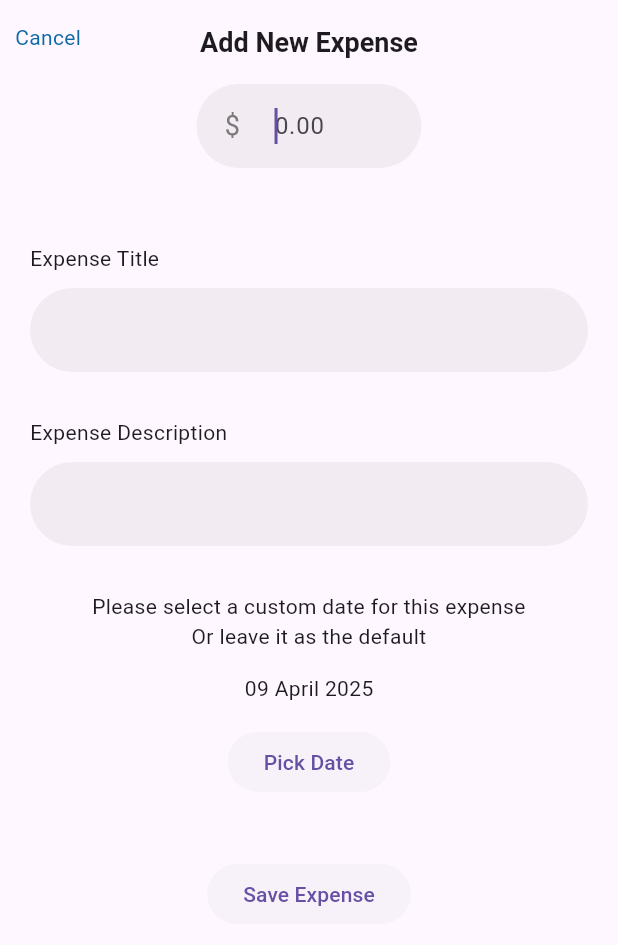
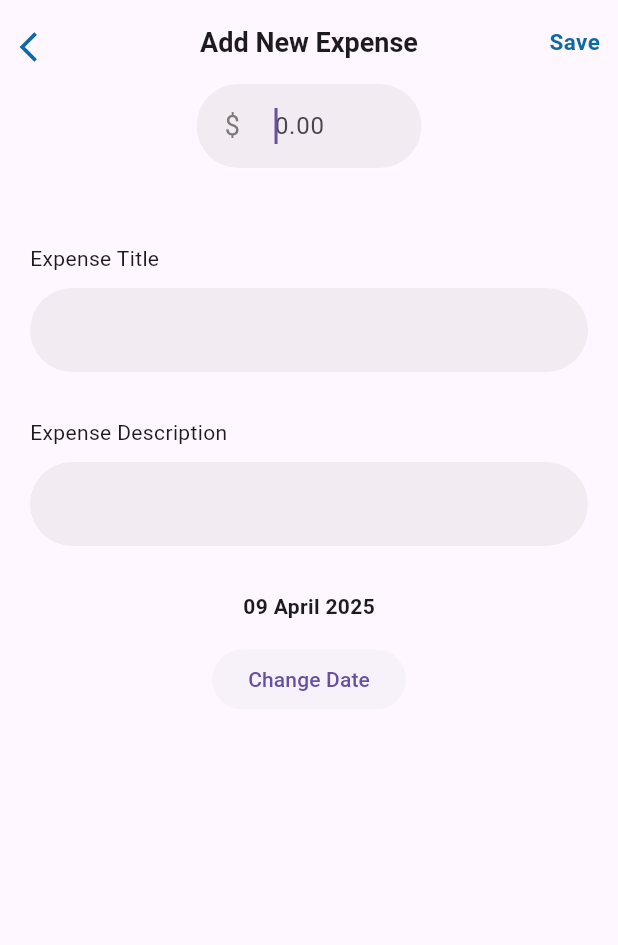
Before and after one commit to ankit-kr-codes/Expen, a Flutter app: the AddExpense screen opened by its route, on a phone screen of 412 x 824 dp. Shown: the top 945 px of the screen. Run offline on Flutter 3.47's test engine with Material 3 defaults, Android fonts, the phone set to English and light mode, and no system bars; our stand-ins replace fl_chart, go_router, hive_flutter, package_info_plus, shared_preferences; missing offline and left inert: flutter_material_pickers; accounts and stored records are empty.

Commit message:
Changed save button to enhance user experience

```diff
--- a/lib/pages/add_expense.dart
+++ b/lib/pages/add_expense.dart
@@ -59,16 +59,88 @@ class _AddExpenseState extends State<AddExpense> {
         leading: GestureDetector(
           onTap: () => context.pop(),
           child: Padding(
-            padding: const EdgeInsets.only(top: 15, left: 10),
-            child: Text("Cancel", style: TextStyle(color: AppColors.blue)),
+            padding: const EdgeInsets.only(top: 6),
+            child: Icon(Icons.arrow_back_ios, color: AppColors.blue),
           ),
         ),
-        leadingWidth: 70,
+        leadingWidth: 50,
         centerTitle: true,
         title: const Text(
           "Add New Expense",
           style: TextStyle(fontSize: 18, fontWeight: FontWeight.bold),
         ),
+        actions: [
+          //Saving expense data
+          GestureDetector(
+            onTap: () {
+              //Check if the textfield is empty or not
+              if (numController.text.isNotEmpty) {
+                double? amount = double.tryParse(numController.text);
+                String title = titleController.text;
+                String subtitle = subTitleController.text;
+
+                if (amount != null) {
+                  selectedDate ??= todaysDate;
+                  amountProvider.addAmount(
+                    title,
+                    subtitle,
+                    amount,
+                    selectedDate!,
+                  ); //NEW - DEV AIDAN H - PASSING NEW DATE TO PROVIDER
+                  context.pop();
+                  //User will go to home screen and get a dialog box to notify that expense is added
+                  showDialog<String>(
+                    context: context,
+                    builder:
+                        (BuildContext context) => AlertDialog(
+                          title: const Text('Amount added'),
+                          content: const Text(
+                            "Your expense has been added successfully!\n\nLong press to delete it.",
+                          ),
+                          actions: <Widget>[
+                            TextButton(
+                              onPressed: () => context.pop(),
+                              child: const Text('OK'),
+                            ),
+                          ],
+                        ),
+                  );
+                } else {
+                  //Inform user that entered amount is invalid (means it's not a double value)
+                  ScaffoldMessenger.of(context).showSnackBar(
+                    const SnackBar(
+                      content: Text("Please enter a valid amount"),
+                      showCloseIcon: true,
+                      duration: Duration(seconds: 1),
+                    ),
+                  );
+                }
+                numController.clear(); // This will clear the textfield
+                titleController.clear(); // This will clear the textfield
+              } else {
+                //If textfield is empty then user will get this snackbar
+                ScaffoldMessenger.of(context).showSnackBar(
+                  const SnackBar(
+                    content: Text(
+                      "Please enter an amount. Amount cannot be empty.",
+                    ),
+                    showCloseIcon: true,
+                    duration: Duration(seconds: 1),
+                  ),
+                );
+              }
+            },
+            child: Text(
+              "Save",
+              style: TextStyle(
+                fontSize: 15,
+                color: AppColors.blue,
+                fontWeight: FontWeight.bold,
+              ),
+            ),
+          ),
+          const SizedBox(width: 12),
+        ],
       ),
       body: SingleChildScrollView(
         //NEW - DEV AIDAN H - MAKES THE UI SCROLLABLE TO FIX SCREEN OVERFLOW
@@ -154,15 +226,16 @@ class _AddExpenseState extends State<AddExpense> {
               Column(
                 mainAxisAlignment: MainAxisAlignment.center,
                 children: [
-                  const Text(
-                    "Please select a custom date for this expense\nOr leave it as the default",
-                    textAlign: TextAlign.center,
-                  ),
-                  const SizedBox(height: 15),
+                  // const Text(
+                  //   "Please select a custom date for this expense\nOr leave it as the default",
+                  //   textAlign: TextAlign.center,
+                  // ),
+                  // const SizedBox(height: 15),
                   Text(
                     selectedDate != null
                         ? DateFormat('dd MMMM yyyy').format(selectedDate!)
                         : DateFormat('dd MMMM yyyy').format(todaysDate),
+                    style: const TextStyle(fontWeight: FontWeight.bold),
                   ),
                   const SizedBox(height: 15),
                   ElevatedButton(
@@ -173,79 +246,11 @@ class _AddExpenseState extends State<AddExpense> {
                         AppColors.transparent,
                       ),
                     ),
-                    child: const Text("Pick Date"),
+                    child: const Text("Change Date"),
                   ),
                 ],
               ),
               const SizedBox(height: 40),
-
-              //Saving expense data
-              ElevatedButton(
-                //This will add expense to the list(it will be shown in home screen)
-                onPressed: () {
-                  //Check if the textfield is empty or not
-                  if (numController.text.isNotEmpty) {
-                    double? amount = double.tryParse(numController.text);
-                    String title = titleController.text;
-                    String subtitle = subTitleController.text;
-
-                    if (amount != null) {
-                      selectedDate ??= todaysDate;
-                      amountProvider.addAmount(
-                        title,
-                        subtitle,
-                        amount,
-                        selectedDate!,
-                      ); //NEW - DEV AIDAN H - PASSING NEW DATE TO PROVIDER
-                      context.pop();
-                      //User will go to home screen and get a dialog box to notify that expense is added
-                      showDialog<String>(
-                        context: context,
-                        builder:
-                            (BuildContext context) => AlertDialog(
-                              title: const Text('Amount added'),
-                              content: const Text(
-                                "Your expense has been added successfully!\n\nLong press to delete it.",
-                              ),
-                              actions: <Widget>[
-                                TextButton(
-                                  onPressed: () => context.pop(),
-                                  child: const Text('OK'),
-                                ),
-                              ],
-                            ),
-                      );
-                    } else {
-                      //Inform user that entered amount is invalid (means it's not a double value)
-                      ScaffoldMessenger.of(context).showSnackBar(
-                        const SnackBar(
-                          content: Text("Please enter a valid amount"),
-                          showCloseIcon: true,
-                          duration: Duration(seconds: 1),
-                        ),
-                      );
-                    }
-                    numController.clear(); // This will clear the textfield
-                    titleController.clear(); // This will clear the textfield
-                  } else {
-                    //If textfield is empty then user will get this snackbar
-                    ScaffoldMessenger.of(context).showSnackBar(
-                      const SnackBar(
-                        content: Text(
-                          "Please enter an amount. Amount cannot be empty.",
-                        ),
-                        showCloseIcon: true,
-                        duration: Duration(seconds: 1),
-                      ),
-                    );
-                  }
-                },
-                style: ButtonStyle(
-                  elevation: const WidgetStatePropertyAll(0),
-                  overlayColor: WidgetStatePropertyAll(AppColors.transparent),
-                ),
-                child: const Text("Save Expense"),
-              ),
             ],
           ),
         ),
```
